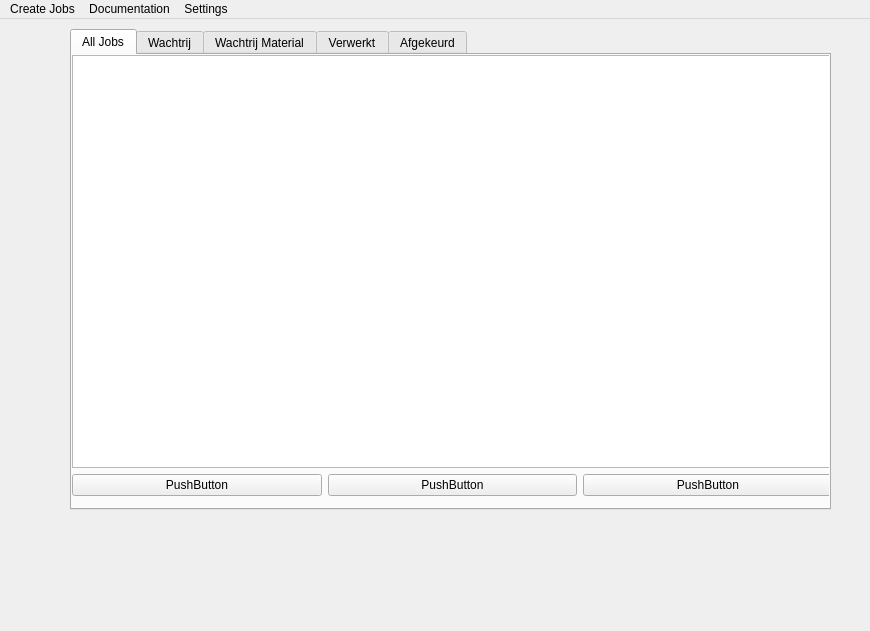
Before: the Qt Designer form laser/ui/laser_main_window.ui in GijsGroote/creator_administrator, drawn with Qt 5.
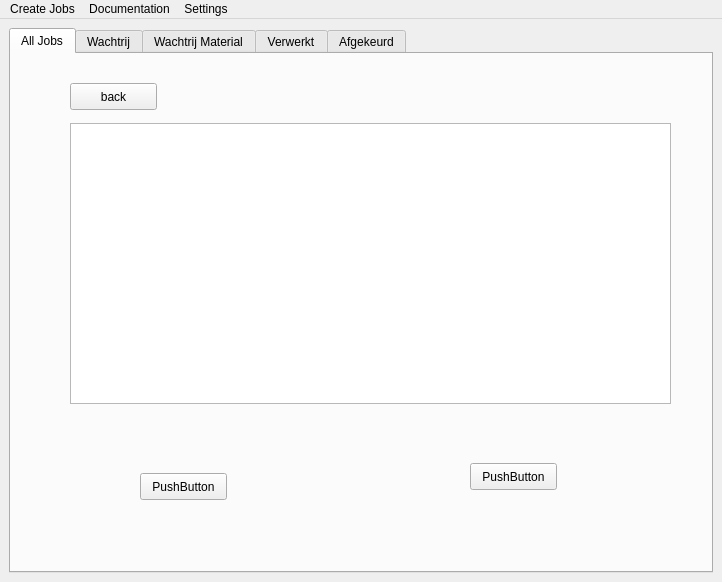
After: the same form once the commit is applied. The open tabs and pages were chosen to show the change. Custom widgets are drawn as their Qt base class.

```diff
--- a/laser/ui/laser_main_window.ui
+++ b/laser/ui/laser_main_window.ui
@@ -6,22 +6,28 @@
    <rect>
     <x>0</x>
     <y>0</y>
-    <width>870</width>
-    <height>631</height>
+    <width>722</width>
+    <height>582</height>
    </rect>
   </property>
   <property name="windowTitle">
    <string>MainWindow</string>
   </property>
   <widget class="QWidget" name="centralwidget">
+   <property name="sizePolicy">
+    <sizepolicy hsizetype="Expanding" vsizetype="Expanding">
+     <horstretch>0</horstretch>
+     <verstretch>0</verstretch>
+    </sizepolicy>
+   </property>
+   <layout class="QVBoxLayout" name="verticalLayout_3">
+    <item>
    <widget class="QTabWidget" name="tabWidget">
-    <property name="geometry">
-     <rect>
-      <x>70</x>
-      <y>10</y>
-      <width>761</width>
-      <height>481</height>
-     </rect>
+      <property name="sizePolicy">
+       <sizepolicy hsizetype="Expanding" vsizetype="Expanding">
+        <horstretch>0</horstretch>
+        <verstretch>0</verstretch>
+       </sizepolicy>
     </property>
     <property name="currentIndex">
      <number>0</number>
@@ -30,46 +36,86 @@
      <attribute name="title">
       <string>All Jobs</string>
      </attribute>
-     <widget class="QWidget" name="">
-      <property name="geometry">
-       <rect>
-        <x>0</x>
-        <y>0</y>
-        <width>761</width>
-        <height>441</height>
-       </rect>
-      </property>
+       <layout class="QVBoxLayout" name="verticalLayout_7">
+        <item>
       <layout class="QVBoxLayout" name="verticalLayout">
        <item>
-        <widget class="AllJobsQListWidget" name="listWidget"/>
-       </item>
+           <widget class="QStackedWidget" name="allQStackedWidget">
+            <property name="sizePolicy">
+             <sizepolicy hsizetype="Expanding" vsizetype="Expanding">
+              <horstretch>0</horstretch>
+              <verstretch>0</verstretch>
+             </sizepolicy>
+            </property>
+            <property name="currentIndex">
+             <number>0</number>
+            </property>
+            <widget class="QWidget" name="jobsListPage">
+             <property name="job_name" stdset="0">
+              <string>Noneeee</string>
+             </property>
+             <layout class="QVBoxLayout" name="verticalLayout_4">
        <item>
-        <layout class="QHBoxLayout" name="horizontalLayout">
-         <item>
-          <widget class="QPushButton" name="pushButton_4">
+               <widget class="JobsQListWidget" name="allJobsQListWidget"/>
+              </item>
+             </layout>
+            </widget>
+            <widget class="QWidget" name="jobPage">
+             <widget class="BackQPushButton" name="backPushButton">
+              <property name="geometry">
+               <rect>
+                <x>50</x>
+                <y>20</y>
+                <width>87</width>
+                <height>27</height>
+               </rect>
+              </property>
            <property name="text">
-            <string>PushButton</string>
-           </property>
-          </widget>
-         </item>
-         <item>
-          <widget class="QPushButton" name="pushButton_5">
-           <property name="text">
-            <string>PushButton</string>
-           </property>
-          </widget>
-         </item>
-         <item>
+               <string>back</string>
+              </property>
+             </widget>
+             <widget class="JobContentQListWidget" name="allJobContentQListWidget">
+              <property name="geometry">
+               <rect>
+                <x>50</x>
+                <y>60</y>
+                <width>601</width>
+                <height>281</height>
+               </rect>
+              </property>
+             </widget>
           <widget class="QPushButton" name="pushButton">
+              <property name="geometry">
+               <rect>
+                <x>120</x>
+                <y>410</y>
+                <width>87</width>
+                <height>27</height>
+               </rect>
+              </property>
            <property name="text">
             <string>PushButton</string>
            </property>
           </widget>
+             <widget class="QPushButton" name="pushButton_2">
+              <property name="geometry">
+               <rect>
+                <x>450</x>
+                <y>400</y>
+                <width>87</width>
+                <height>27</height>
+               </rect>
+              </property>
+              <property name="text">
+               <string>PushButton</string>
+              </property>
+             </widget>
+            </widget>
+           </widget>
          </item>
         </layout>
        </item>
       </layout>
-     </widget>
     </widget>
     <widget class="QWidget" name="wachtrijTab">
      <property name="whatsThis">
@@ -102,15 +148,58 @@
      <attribute name="title">
       <string>Afgekeurd</string>
      </attribute>
-    </widget>
-   </widget>
+       <layout class="QHBoxLayout" name="horizontalLayout">
+        <item>
+         <widget class="QStackedWidget" name="afgekeurdQStackedWidget">
+          <property name="currentIndex">
+           <number>0</number>
+          </property>
+          <widget class="QWidget" name="jobsListPage_5">
+           <layout class="QHBoxLayout" name="horizontalLayout_2">
+            <item>
+             <widget class="JobsQListWidget" name="afgekeurdJobsQListWidget"/>
+            </item>
+           </layout>
+          </widget>
+          <widget class="QWidget" name="jobPage_5">
+           <widget class="JobContentQListWidget" name="listWidget_9">
+            <property name="geometry">
+             <rect>
+              <x>60</x>
+              <y>110</y>
+              <width>601</width>
+              <height>281</height>
+             </rect>
+            </property>
+           </widget>
+           <widget class="BackQPushButton" name="backPushButton_5">
+            <property name="geometry">
+             <rect>
+              <x>50</x>
+              <y>30</y>
+              <width>87</width>
+              <height>27</height>
+             </rect>
+            </property>
+            <property name="text">
+             <string>back</string>
+            </property>
+           </widget>
+          </widget>
+         </widget>
+        </item>
+       </layout>
+      </widget>
+     </widget>
+    </item>
+   </layout>
   </widget>
   <widget class="QMenuBar" name="menubar">
    <property name="geometry">
     <rect>
      <x>0</x>
      <y>0</y>
-     <width>870</width>
+     <width>722</width>
      <height>24</height>
     </rect>
    </property>
@@ -172,7 +261,17 @@
  </widget>
  <customwidgets>
   <customwidget>
-   <class>AllJobsQListWidget</class>
+   <class>BackQPushButton</class>
+   <extends>QPushButton</extends>
+   <header>button.h</header>
+  </customwidget>
+  <customwidget>
+   <class>JobContentQListWidget</class>
+   <extends>QListWidget</extends>
+   <header>jobs_qlist_widget.h</header>
+  </customwidget>
+  <customwidget>
+   <class>JobsQListWidget</class>
    <extends>QListWidget</extends>
    <header>jobs_qlist_widget.h</header>
   </customwidget>
```
Left out of the diff: 138 changed lines with no effect on the pictures. Lines whose indentation alone changed are shown as unchanged.
